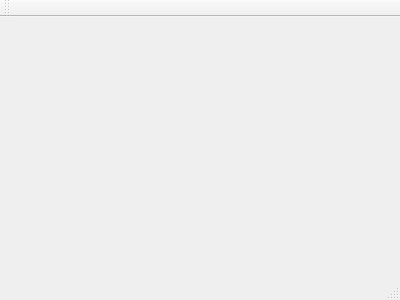
First picture: the form in test101/mainwindow.ui, repository MuhammadMoustafa/Test-MiniPACS, before the edit.
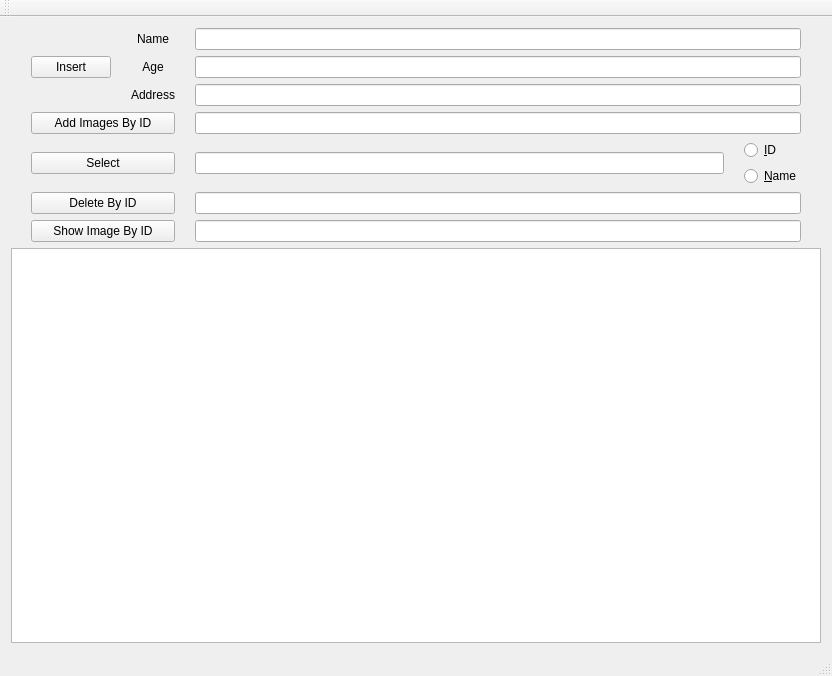
Second picture: the form after the edit.

The edit to the form file:
```diff
--- a/test101/mainwindow.ui
+++ b/test101/mainwindow.ui
@@ -1,24 +1,162 @@
 <ui version="4.0">
  <class>MainWindow</class>
- <widget class="QMainWindow" name="MainWindow" >
-  <property name="geometry" >
+ <widget class="QMainWindow" name="MainWindow">
+  <property name="geometry">
    <rect>
     <x>0</x>
     <y>0</y>
-    <width>400</width>
-    <height>300</height>
+    <width>832</width>
+    <height>676</height>
    </rect>
   </property>
   <property name="windowTitle" >
    <string>MainWindow</string>
   </property>
-  <widget class="QMenuBar" name="menuBar" />
-  <widget class="QToolBar" name="mainToolBar" />
-  <widget class="QWidget" name="centralWidget" />
-  <widget class="QStatusBar" name="statusBar" />
+  <widget class="QWidget" name="centralWidget">
+   <layout class="QHBoxLayout" name="horizontalLayout">
+    <item>
+     <layout class="QVBoxLayout" name="verticalLayout">
+      <item>
+       <layout class="QGridLayout" name="gridLayout">
+        <property name="leftMargin">
+         <number>20</number>
+        </property>
+        <property name="rightMargin">
+         <number>20</number>
+        </property>
+        <property name="horizontalSpacing">
+         <number>20</number>
+        </property>
+        <item row="3" column="0" colspan="2">
+         <widget class="QPushButton" name="btn_addImages">
+          <property name="text">
+           <string>Add Images By ID</string>
+          </property>
+         </widget>
+        </item>
+        <item row="1" column="1">
+         <widget class="QLabel" name="label_2">
+          <property name="text">
+           <string>Age</string>
+          </property>
+          <property name="alignment">
+           <set>Qt::AlignCenter</set>
+          </property>
+         </widget>
+        </item>
+        <item row="0" column="1">
+         <widget class="QLabel" name="label">
+          <property name="text">
+           <string>Name</string>
+          </property>
+          <property name="alignment">
+           <set>Qt::AlignCenter</set>
+          </property>
+         </widget>
+        </item>
+        <item row="2" column="1">
+         <widget class="QLabel" name="label_3">
+          <property name="text">
+           <string>Address</string>
+          </property>
+          <property name="alignment">
+           <set>Qt::AlignCenter</set>
+          </property>
+         </widget>
+        </item>
+        <item row="4" column="3">
+         <widget class="QRadioButton" name="rdbtn_id">
+          <property name="text">
+           <string>&amp;ID</string>
+          </property>
+         </widget>
+        </item>
+        <item row="5" column="3">
+         <widget class="QRadioButton" name="rdbtn_name">
+          <property name="text">
+           <string>&amp;Name</string>
+          </property>
+         </widget>
+        </item>
+        <item row="4" column="0" rowspan="2" colspan="2">
+         <widget class="QPushButton" name="btn_select">
+          <property name="text">
+           <string>Select</string>
+          </property>
+         </widget>
+        </item>
+        <item row="4" column="2" rowspan="2">
+         <widget class="QLineEdit" name="lnedt_select"/>
+        </item>
+        <item row="6" column="0" colspan="2">
+         <widget class="QPushButton" name="btn_delete">
+          <property name="text">
+           <string>Delete By ID</string>
+          </property>
+         </widget>
+        </item>
+        <item row="7" column="0" colspan="2">
+         <widget class="QPushButton" name="btn_showImage">
+          <property name="text">
+           <string>Show Image By ID</string>
+          </property>
+         </widget>
+        </item>
+        <item row="0" column="0" rowspan="3">
+         <widget class="QPushButton" name="btn_insert">
+          <property name="text">
+           <string>Insert</string>
+          </property>
+         </widget>
+        </item>
+        <item row="6" column="2" colspan="2">
+         <widget class="QLineEdit" name="lnedt_delete"/>
+        </item>
+        <item row="7" column="2" colspan="2">
+         <widget class="QLineEdit" name="lnedt_showImage"/>
+        </item>
+        <item row="2" column="2" colspan="2">
+         <widget class="QLineEdit" name="lnedt_address"/>
+        </item>
+        <item row="3" column="2" colspan="2">
+         <widget class="QLineEdit" name="lnedt_addImage"/>
+        </item>
+        <item row="1" column="2" colspan="2">
+         <widget class="QLineEdit" name="lnedt_age"/>
+        </item>
+        <item row="0" column="2" colspan="2">
+         <widget class="QLineEdit" name="lnedt_name"/>
+        </item>
+       </layout>
+      </item>
+      <item>
+       <widget class="QTableView" name="tableView"/>
+      </item>
+     </layout>
+    </item>
+   </layout>
+  </widget>
+  <widget class="QMenuBar" name="menuBar">
+   <property name="geometry">
+    <rect>
+     <x>0</x>
+     <y>0</y>
+     <width>832</width>
+     <height>25</height>
+    </rect>
+   </property>
+  </widget>
+  <widget class="QToolBar" name="mainToolBar">
+   <attribute name="toolBarArea">
+    <enum>TopToolBarArea</enum>
+   </attribute>
+   <attribute name="toolBarBreak">
+    <bool>false</bool>
+   </attribute>
+  </widget>
+  <widget class="QStatusBar" name="statusBar"/>
  </widget>
- <layoutDefault spacing="6" margin="11" />
- <pixmapfunction></pixmapfunction>
+ <layoutdefault spacing="6" margin="11"/>
  <resources/>
  <connections/>
 </ui>
```
Left out of the diff: 3 changed lines with no effect on the pictures.
